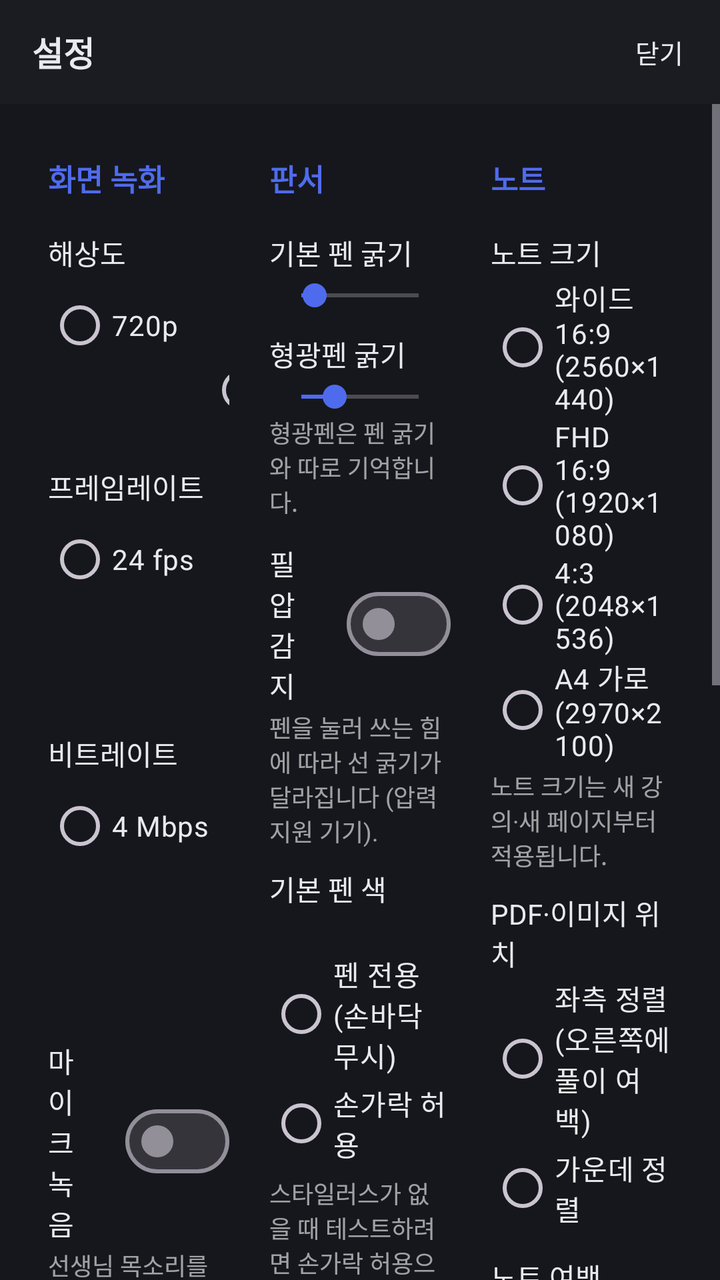
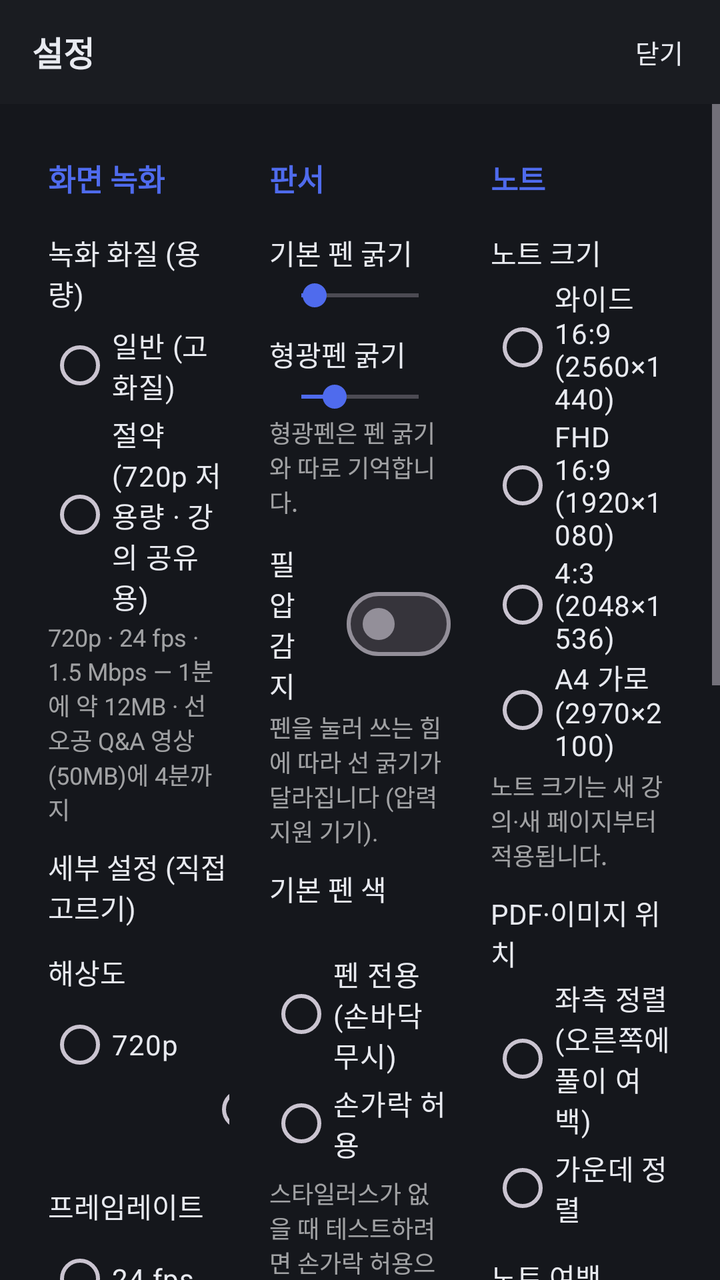

Screens rendered from an Android XML layout before and after an edit, with the pre-edit source and the edit as a unified diff.
<!-- AndroidManifest.xml: application theme Theme.HunsuNote -->
<!-- res/layout/activity_settings.xml -->
<?xml version="1.0" encoding="utf-8"?>
<LinearLayout xmlns:android="http://schemas.android.com/apk/res/android"
    android:layout_width="match_parent"
    android:layout_height="match_parent"
    android:background="@color/toolbar_row_bg"
    android:orientation="vertical">

    <LinearLayout
        android:layout_width="match_parent"
        android:layout_height="wrap_content"
        android:background="@drawable/bg_toolbar"
        android:gravity="center_vertical"
        android:orientation="horizontal"
        android:paddingStart="16dp"
        android:paddingTop="6dp"
        android:paddingEnd="8dp"
        android:paddingBottom="6dp">

        <TextView
            android:layout_width="0dp"
            android:layout_height="wrap_content"
            android:layout_weight="1"
            android:text="@string/settings_title"
            android:textColor="@color/tool_text"
            android:textSize="17sp"
            android:textStyle="bold" />

        <com.google.android.material.button.MaterialButton
            android:id="@+id/btnClose"
            style="@style/Widget.HunsuNote.Button.Tool"
            android:layout_width="wrap_content"
            android:layout_height="wrap_content"
            android:text="@string/close" />
    </LinearLayout>

    <ScrollView
        android:layout_width="match_parent"
        android:layout_height="0dp"
        android:layout_weight="1"
        android:fillViewport="true">

        <LinearLayout
            android:layout_width="match_parent"
            android:layout_height="wrap_content"
            android:baselineAligned="false"
            android:orientation="horizontal"
            android:paddingStart="24dp"
            android:paddingTop="8dp"
            android:paddingEnd="24dp"
            android:paddingBottom="32dp">

            
            <LinearLayout
                android:layout_width="0dp"
                android:layout_height="wrap_content"
                android:layout_marginEnd="20dp"
                android:layout_weight="1"
                android:orientation="vertical">

                <TextView
                    style="@style/Widget.HunsuNote.SectionLabel"
                    android:layout_width="wrap_content"
                    android:layout_height="wrap_content"
                    android:text="@string/section_record" />

                <TextView
                    style="@style/Widget.HunsuNote.Label"
                    android:layout_width="wrap_content"
                    android:layout_height="wrap_content"
                    android:text="@string/record_resolution" />

                <RadioGroup
                    android:id="@+id/rgResolution"
                    android:layout_width="match_parent"
                    android:layout_height="wrap_content"
                    android:orientation="horizontal">

                    <RadioButton
                        android:id="@+id/rb720"
                        android:layout_width="wrap_content"
                        android:layout_height="wrap_content"
                        android:text="@string/record_resolution_720"
                        android:textColor="@color/tool_text" />

                    <RadioButton
                        android:id="@+id/rb1080"
                        android:layout_width="wrap_content"
                        android:layout_height="wrap_content"
                        android:layout_marginStart="16dp"
                        android:text="@string/record_resolution_1080"
                        android:textColor="@color/tool_text" />
                </RadioGroup>

                <TextView
                    style="@style/Widget.HunsuNote.Label"
                    android:layout_width="wrap_content"
                    android:layout_height="wrap_content"
                    android:text="@string/record_fps" />

                <RadioGroup
                    android:id="@+id/rgFps"
                    android:layout_width="match_parent"
                    android:layout_height="wrap_content"
                    android:orientation="horizontal">

                    <RadioButton
                        android:id="@+id/rbFps24"
                        android:layout_width="wrap_content"
                        android:layout_height="wrap_content"
                        android:text="@string/record_fps_24"
                        android:textColor="@color/tool_text" />

                    <RadioButton
                        android:id="@+id/rbFps30"
                        android:layout_width="wrap_content"
                        android:layout_height="wrap_content"
                        android:layout_marginStart="16dp"
                        android:text="@string/record_fps_30"
                        android:textColor="@color/tool_text" />
                </RadioGroup>

                <TextView
                    style="@style/Widget.HunsuNote.Label"
                    android:layout_width="wrap_content"
                    android:layout_height="wrap_content"
                    android:text="@string/record_bitrate" />

                <RadioGroup
                    android:id="@+id/rgBitrate"
                    android:layout_width="match_parent"
                    android:layout_height="wrap_content"
                    android:orientation="horizontal">

                    <RadioButton
                        android:id="@+id/rb4"
                        android:layout_width="wrap_content"
                        android:layout_height="wrap_content"
                        android:text="4 Mbps"
                        android:textColor="@color/tool_text" />

                    <RadioButton
                        android:id="@+id/rb6"
                        android:layout_width="wrap_content"
                        android:layout_height="wrap_content"
                        android:layout_marginStart="12dp"
                        android:text="6 Mbps"
                        android:textColor="@color/tool_text" />

                    <RadioButton
                        android:id="@+id/rb8"
                        android:layout_width="wrap_content"
                        android:layout_height="wrap_content"
                        android:layout_marginStart="12dp"
                        android:text="8 Mbps"
                        android:textColor="@color/tool_text" />

                    <RadioButton
                        android:id="@+id/rb12"
                        android:layout_width="wrap_content"
                        android:layout_height="wrap_content"
                        android:layout_marginStart="12dp"
                        android:text="12 Mbps"
                        android:textColor="@color/tool_text" />
                </RadioGroup>

                <com.google.android.material.materialswitch.MaterialSwitch
                    android:id="@+id/swMic"
                    android:layout_width="match_parent"
                    android:layout_height="wrap_content"
                    android:layout_marginTop="14dp"
                    android:text="@string/record_mic"
                    android:textColor="@color/tool_text"
                    android:textSize="14sp" />

                <TextView
                    android:layout_width="match_parent"
                    android:layout_height="wrap_content"
                    android:paddingTop="2dp"
                    android:text="@string/record_mic_desc"
                    android:textColor="#99FFFFFF"
                    android:textSize="12sp" />
            </LinearLayout>

            
            <LinearLayout
                android:layout_width="0dp"
                android:layout_height="wrap_content"
                android:layout_weight="1"
                android:orientation="vertical">

                <TextView
                    style="@style/Widget.HunsuNote.SectionLabel"
                    android:layout_width="wrap_content"
                    android:layout_height="wrap_content"
                    android:text="@string/section_pen" />

                <TextView
                    android:id="@+id/tvPenWidthValue"
                    style="@style/Widget.HunsuNote.Label"
                    android:layout_width="wrap_content"
                    android:layout_height="wrap_content"
                    android:text="@string/pen_default_width" />

                <SeekBar
                    android:id="@+id/seekPenWidth"
                    android:layout_width="match_parent"
                    android:layout_height="wrap_content"
                    android:max="95"
                    android:progress="11" />

                <TextView
                    android:id="@+id/tvHighlighterWidthValue"
                    style="@style/Widget.HunsuNote.Label"
                    android:layout_width="wrap_content"
                    android:layout_height="wrap_content"
                    android:text="@string/highlighter_width" />

                <SeekBar
                    android:id="@+id/seekHighlighterWidth"
                    android:layout_width="match_parent"
                    android:layout_height="wrap_content"
                    android:max="56"
                    android:progress="16" />

                <TextView
                    android:layout_width="match_parent"
                    android:layout_height="wrap_content"
                    android:text="@string/highlighter_width_desc"
                    android:textColor="#99FFFFFF"
                    android:textSize="12sp" />

                <com.google.android.material.materialswitch.MaterialSwitch
                    android:id="@+id/swPressure"
                    android:layout_width="match_parent"
                    android:layout_height="wrap_content"
                    android:layout_marginTop="12dp"
                    android:text="@string/pressure_title"
                    android:textColor="@color/tool_text"
                    android:textSize="14sp" />

                <TextView
                    android:layout_width="match_parent"
                    android:layout_height="wrap_content"
                    android:paddingTop="2dp"
                    android:text="@string/pressure_desc"
                    android:textColor="#99FFFFFF"
                    android:textSize="12sp" />

                <TextView
                    style="@style/Widget.HunsuNote.Label"
                    android:layout_width="wrap_content"
                    android:layout_height="wrap_content"
                    android:text="@string/pen_default_color" />

                <LinearLayout
                    android:id="@+id/colorRow"
                    android:layout_width="wrap_content"
                    android:layout_height="wrap_content"
                    android:gravity="center_vertical"
                    android:orientation="horizontal"
                    android:paddingTop="4dp" />

                <RadioGroup
                    android:id="@+id/rgPalm"
                    android:layout_width="match_parent"
                    android:layout_height="wrap_content"
                    android:layout_marginTop="16dp">

                    <RadioButton
                        android:id="@+id/rbPenOnly"
                        android:layout_width="wrap_content"
                        android:layout_height="wrap_content"
                        android:text="@string/palm_pen_only"
                        android:textColor="@color/tool_text" />

                    <RadioButton
                        android:id="@+id/rbFinger"
                        android:layout_width="wrap_content"
                        android:layout_height="wrap_content"
                        android:text="@string/palm_finger"
                        android:textColor="@color/tool_text" />
                </RadioGroup>

                <TextView
                    android:layout_width="match_parent"
                    android:layout_height="wrap_content"
                    android:paddingTop="2dp"
                    android:text="@string/palm_rejection_desc"
                    android:textColor="#99FFFFFF"
                    android:textSize="12sp" />

                <TextView
                    style="@style/Widget.HunsuNote.SectionLabel"
                    android:layout_width="wrap_content"
                    android:layout_height="wrap_content"
                    android:text="@string/section_display" />

                <com.google.android.material.materialswitch.MaterialSwitch
                    android:id="@+id/swStartFullscreen"
                    android:layout_width="match_parent"
                    android:layout_height="wrap_content"
                    android:text="@string/start_fullscreen"
                    android:textColor="@color/tool_text"
                    android:textSize="14sp" />

                <com.google.android.material.materialswitch.MaterialSwitch
                    android:id="@+id/swAutoHideToolbar"
                    android:layout_width="match_parent"
                    android:layout_height="wrap_content"
                    android:layout_marginTop="6dp"
                    android:text="@string/auto_hide_toolbar"
                    android:textColor="@color/tool_text"
                    android:textSize="14sp" />

                <com.google.android.material.button.MaterialButton
                    android:id="@+id/btnReset"
                    style="@style/Widget.HunsuNote.Button.Tool"
                    android:layout_width="wrap_content"
                    android:layout_height="wrap_content"
                    android:layout_marginTop="24dp"
                    android:text="@string/reset_all" />
            </LinearLayout>

            
            <LinearLayout
                android:layout_width="0dp"
                android:layout_height="wrap_content"
                android:layout_marginStart="20dp"
                android:layout_weight="1"
                android:orientation="vertical">

                <TextView
                    style="@style/Widget.HunsuNote.SectionLabel"
                    android:layout_width="wrap_content"
                    android:layout_height="wrap_content"
                    android:text="@string/section_note" />

                <TextView
                    style="@style/Widget.HunsuNote.Label"
                    android:layout_width="wrap_content"
                    android:layout_height="wrap_content"
                    android:text="@string/note_size" />

                <RadioGroup
                    android:id="@+id/rgNoteSize"
                    android:layout_width="match_parent"
                    android:layout_height="wrap_content">

                    <RadioButton
                        android:id="@+id/rbNoteWide"
                        android:layout_width="wrap_content"
                        android:layout_height="wrap_content"
                        android:text="@string/note_size_wide"
                        android:textColor="@color/tool_text" />

                    <RadioButton
                        android:id="@+id/rbNoteFhd"
                        android:layout_width="wrap_content"
                        android:layout_height="wrap_content"
                        android:text="@string/note_size_fhd"
                        android:textColor="@color/tool_text" />

                    <RadioButton
                        android:id="@+id/rbNote43"
                        android:layout_width="wrap_content"
                        android:layout_height="wrap_content"
                        android:text="@string/note_size_43"
                        android:textColor="@color/tool_text" />

                    <RadioButton
                        android:id="@+id/rbNoteA4"
                        android:layout_width="wrap_content"
                        android:layout_height="wrap_content"
                        android:text="@string/note_size_a4"
                        android:textColor="@color/tool_text" />
                </RadioGroup>

                <TextView
                    style="@style/Widget.HunsuNote.Desc"
                    android:layout_width="match_parent"
                    android:layout_height="wrap_content"
                    android:text="@string/note_size_desc" />

                <TextView
                    style="@style/Widget.HunsuNote.Label"
                    android:layout_width="wrap_content"
                    android:layout_height="wrap_content"
                    android:text="@string/note_align" />

                <RadioGroup
                    android:id="@+id/rgNoteAlign"
                    android:layout_width="match_parent"
                    android:layout_height="wrap_content">

                    <RadioButton
                        android:id="@+id/rbAlignLeft"
                        android:layout_width="wrap_content"
                        android:layout_height="wrap_content"
                        android:text="@string/note_align_left"
                        android:textColor="@color/tool_text" />

                    <RadioButton
                        android:id="@+id/rbAlignCenter"
                        android:layout_width="wrap_content"
                        android:layout_height="wrap_content"
                        android:text="@string/note_align_center"
                        android:textColor="@color/tool_text" />
                </RadioGroup>

                <TextView
                    android:id="@+id/tvNoteMargin"
                    style="@style/Widget.HunsuNote.Label"
                    android:layout_width="wrap_content"
                    android:layout_height="wrap_content"
                    android:text="@string/note_margin" />

                <SeekBar
                    android:id="@+id/seekNoteMargin"
                    android:layout_width="match_parent"
                    android:layout_height="wrap_content"
                    android:max="12"
                    android:progress="2" />

                <TextView
                    style="@style/Widget.HunsuNote.Desc"
                    android:layout_width="match_parent"
                    android:layout_height="wrap_content"
                    android:text="@string/note_margin_desc" />
            </LinearLayout>
        </LinearLayout>
    </ScrollView>
</LinearLayout>
<!-- resources referenced by this layout -->
<resources>
  <color name="tool_text">#FFE8EAF0</color>
  <color name="toolbar_row_bg">#FF15171C</color>
  <!-- drawable bg_toolbar (drawable) -->
  <?xml version="1.0" encoding="utf-8"?>
  <shape xmlns:android="http://schemas.android.com/apk/res/android"
      android:shape="rectangle">
      <solid android:color="@color/toolbar_bg" />
      <corners android:radius="0dp" />
  </shape>
  <string name="auto_hide_toolbar">녹화 시작 시 도구 막대 자동 숨김</string>
  <string name="close">닫기</string>
  <string name="highlighter_width">형광펜 굵기</string>
  <string name="highlighter_width_desc">형광펜은 펜 굵기와 따로 기억합니다.</string>
  <string name="note_align">PDF·이미지 위치</string>
  <string name="note_align_center">가운데 정렬</string>
  <string name="note_align_left">좌측 정렬 (오른쪽에 풀이 여백)</string>
  <string name="note_margin">노트 여백</string>
  <string name="note_margin_desc">PDF가 노트 높이의 96%를 차지하도록 여백 2%가 기본값입니다.</string>
  <string name="note_size">노트 크기</string>
  <string name="note_size_43">4:3 (2048×1536)</string>
  <string name="note_size_a4">A4 가로 (2970×2100)</string>
  <string name="note_size_desc">노트 크기는 새 강의·새 페이지부터 적용됩니다.</string>
  <string name="note_size_fhd">FHD 16:9 (1920×1080)</string>
  <string name="note_size_wide">와이드 16:9 (2560×1440)</string>
  <string name="palm_finger">손가락 허용</string>
  <string name="palm_pen_only">펜 전용 (손바닥 무시)</string>
  <string name="palm_rejection_desc">스타일러스가 없을 때 테스트하려면 손가락 허용으로 바꾸세요.</string>
  <string name="pen_default_color">기본 펜 색</string>
  <string name="pen_default_width">기본 펜 굵기</string>
  <string name="pressure_desc">펜을 눌러 쓰는 힘에 따라 선 굵기가 달라집니다 (압력 지원 기기).</string>
  <string name="pressure_title">필압 감지</string>
  <string name="record_bitrate">비트레이트</string>
  <string name="record_fps">프레임레이트</string>
  <string name="record_fps_24">24 fps</string>
  <string name="record_fps_30">30 fps</string>
  <string name="record_mic">마이크 녹음</string>
  <string name="record_mic_desc">선생님 목소리를 함께 녹음합니다</string>
  <string name="record_resolution">해상도</string>
  <string name="record_resolution_1080">1080p</string>
  <string name="record_resolution_720">720p</string>
  <string name="reset_all">모든 설정 초기화</string>
  <string name="section_display">화면</string>
  <string name="section_note">노트</string>
  <string name="section_pen">판서</string>
  <string name="section_record">화면 녹화</string>
  <string name="settings_title">설정</string>
  <string name="start_fullscreen">시작할 때 전체화면</string>
  <style name="Widget.HunsuNote.Button.Tool" parent="Widget.HunsuNote.Button">
          <item name="android:textSize">13sp</item>
          <item name="android:minHeight">40dp</item>
      </style>
  <style name="Widget.HunsuNote.Desc" parent="Widget.AppCompat.TextView">
          <item name="android:textSize">12sp</item>
          <item name="android:textColor">#99FFFFFF</item>
          <item name="android:paddingTop">2dp</item>
      </style>
  <style name="Widget.HunsuNote.Label" parent="Widget.AppCompat.TextView">
          <item name="android:textSize">14sp</item>
          <item name="android:textColor">@color/tool_text</item>
          <item name="android:paddingTop">10dp</item>
          <item name="android:paddingBottom">2dp</item>
      </style>
  <color name="toolbar_bg">#F21B1D22</color>
  <color name="brand">#FF4F6BED</color>
  <color name="white">#FFFFFFFF</color>
  <color name="black">#FF000000</color>
  <!-- unchanged entries left out for length: 3 -->
</resources>

<!-- the commit's change to res/layout/activity_settings.xml (unified diff, before → after) -->
@@ -67,6 +67,45 @@
                     style="@style/Widget.HunsuNote.Label"
                     android:layout_width="wrap_content"
                     android:layout_height="wrap_content"
+                    android:text="@string/record_quality" />
+
+                <RadioGroup
+                    android:id="@+id/rgQuality"
+                    android:layout_width="match_parent"
+                    android:layout_height="wrap_content">
+
+                    <RadioButton
+                        android:id="@+id/rbQualityNormal"
+                        android:layout_width="wrap_content"
+                        android:layout_height="wrap_content"
+                        android:text="@string/record_quality_normal"
+                        android:textColor="@color/tool_text" />
+
+                    <RadioButton
+                        android:id="@+id/rbQualityEconomy"
+                        android:layout_width="wrap_content"
+                        android:layout_height="wrap_content"
+                        android:text="@string/record_quality_economy"
+                        android:textColor="@color/tool_text" />
+                </RadioGroup>
+
+                <TextView
+                    android:id="@+id/tvQualityDesc"
+                    style="@style/Widget.HunsuNote.Desc"
+                    android:layout_width="match_parent"
+                    android:layout_height="wrap_content"
+                    android:text="@string/record_quality_desc_economy" />
+
+                <TextView
+                    style="@style/Widget.HunsuNote.Label"
+                    android:layout_width="wrap_content"
+                    android:layout_height="wrap_content"
+                    android:text="@string/record_quality_manual" />
+
+                <TextView
+                    style="@style/Widget.HunsuNote.Label"
+                    android:layout_width="wrap_content"
+                    android:layout_height="wrap_content"
                     android:text="@string/record_resolution" />
 
                 <RadioGroup
@@ -132,34 +171,34 @@
                     android:orientation="horizontal">
 
                     <RadioButton
-                        android:id="@+id/rb4"
-                        android:layout_width="wrap_content"
-                        android:layout_height="wrap_content"
-                        android:text="4 Mbps"
-                        android:textColor="@color/tool_text" />
-
-                    <RadioButton
-                        android:id="@+id/rb6"
+                        android:id="@+id/rbBitrate15"
+                        android:layout_width="wrap_content"
+                        android:layout_height="wrap_content"
+                        android:text="@string/record_bitrate_15"
+                        android:textColor="@color/tool_text" />
+
+                    <RadioButton
+                        android:id="@+id/rbBitrate4"
                         android:layout_width="wrap_content"
                         android:layout_height="wrap_content"
                         android:layout_marginStart="12dp"
-                        android:text="6 Mbps"
-                        android:textColor="@color/tool_text" />
-
-                    <RadioButton
-                        android:id="@+id/rb8"
+                        android:text="@string/record_bitrate_4"
+                        android:textColor="@color/tool_text" />
+
+                    <RadioButton
+                        android:id="@+id/rbBitrate8"
                         android:layout_width="wrap_content"
                         android:layout_height="wrap_content"
                         android:layout_marginStart="12dp"
-                        android:text="8 Mbps"
-                        android:textColor="@color/tool_text" />
-
-                    <RadioButton
-                        android:id="@+id/rb12"
+                        android:text="@string/record_bitrate_8"
+                        android:textColor="@color/tool_text" />
+
+                    <RadioButton
+                        android:id="@+id/rbBitrate12"
                         android:layout_width="wrap_content"
                         android:layout_height="wrap_content"
                         android:layout_marginStart="12dp"
-                        android:text="12 Mbps"
+                        android:text="@string/record_bitrate_12"
                         android:textColor="@color/tool_text" />
                 </RadioGroup>
 
<!-- resource entries referenced after the edit -->
@@ -32,11 +32,20 @@
   <string name="pressure_desc">펜을 눌러 쓰는 힘에 따라 선 굵기가 달라집니다 (압력 지원 기기).</string>
   <string name="pressure_title">필압 감지</string>
   <string name="record_bitrate">비트레이트</string>
+  <string name="record_bitrate_12">12 Mbps</string>
+  <string name="record_bitrate_15">1.5 Mbps</string>
+  <string name="record_bitrate_4">4 Mbps</string>
+  <string name="record_bitrate_8">8 Mbps</string>
   <string name="record_fps">프레임레이트</string>
   <string name="record_fps_24">24 fps</string>
   <string name="record_fps_30">30 fps</string>
   <string name="record_mic">마이크 녹음</string>
   <string name="record_mic_desc">선생님 목소리를 함께 녹음합니다</string>
+  <string name="record_quality">녹화 화질 (용량)</string>
+  <string name="record_quality_desc_economy">720p · 24 fps · 1.5 Mbps — 1분에 약 12MB · 선오공 Q&amp;A 영상(50MB)에 4분까지</string>
+  <string name="record_quality_economy">절약 (720p 저용량 · 강의 공유용)</string>
+  <string name="record_quality_manual">세부 설정 (직접 고르기)</string>
+  <string name="record_quality_normal">일반 (고화질)</string>
   <string name="record_resolution">해상도</string>
   <string name="record_resolution_1080">1080p</string>
   <string name="record_resolution_720">720p</string>
